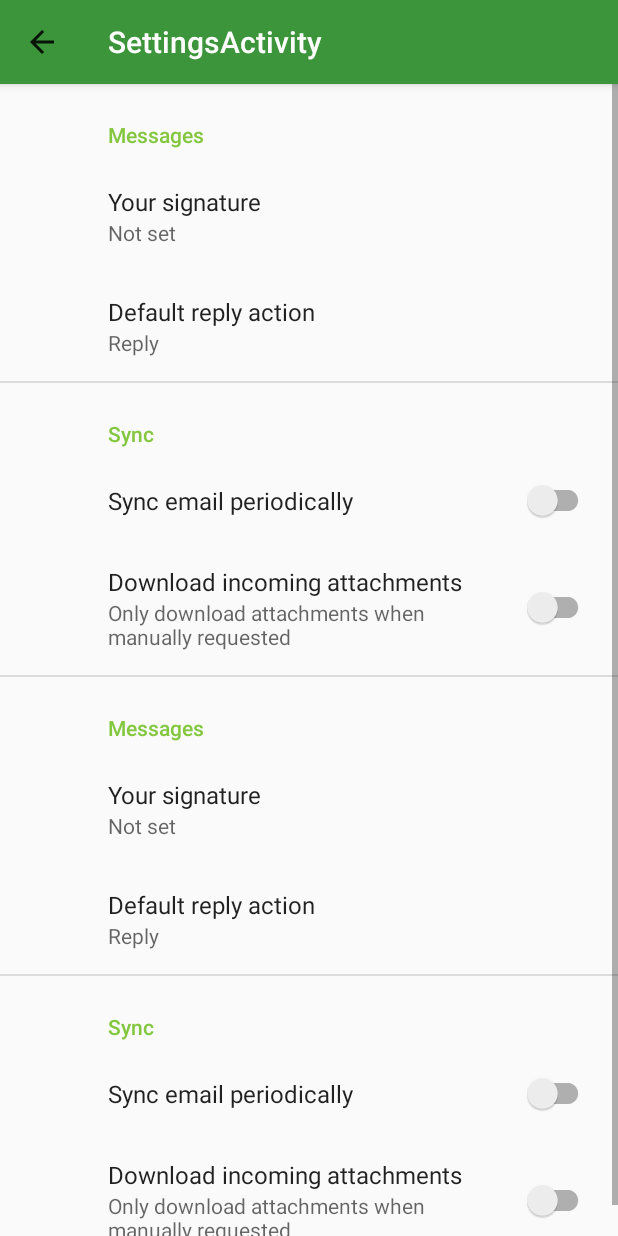
After one commit to sboyard/ShopList, an Android app: the SettingsActivity screen opened directly, with no data from a screen before it, on a phone screen of 412 x 824 dp. The commit adds this screen. Run offline under Robolectric (Android 15) with nearby library versions, the phone set to English and light mode, and no system bars; our stand-ins replace androidx.preference.

Commit message:
Menu/Settings added

```diff
--- a/app/build.gradle
+++ b/app/build.gradle
@@ -40,6 +40,8 @@ dependencies {
     implementation 'androidx.legacy:legacy-support-v4:1.0.0'
     implementation 'androidx.lifecycle:lifecycle-extensions:2.2.0'
     implementation 'androidx.room:room-runtime:2.2.5'
+    implementation 'androidx.preference:preference:1.1.1'
+    implementation 'com.google.android.material:material:1.1.0'
     testImplementation 'junit:junit:4.12'
     androidTestImplementation 'androidx.test.ext:junit:1.1.2'
     androidTestImplementation 'androidx.test.espresso:espresso-core:3.3.0'
--- a/app/src/main/AndroidManifest.xml
+++ b/app/src/main/AndroidManifest.xml
@@ -10,7 +10,9 @@
         android:roundIcon="@mipmap/ic_launcher_round"
         android:supportsRtl="true"
         android:theme="@style/AppTheme">
-
+        <activity
+            android:name=".SettingsActivity"
+            android:label="@string/title_activity_settings"></activity>
         <activity android:name=".views.MainActivity">
             <intent-filter>
                 <action android:name="android.intent.action.MAIN" />
--- /dev/null
+++ b/app/src/main/java/ca/on/conestogac/rsc/shoppinglist/SettingsActivity.java
@@ -0,0 +1,48 @@
+package ca.on.conestogac.rsc.shoppinglist;
+
+import android.os.Bundle;
+import android.view.MenuItem;
+
+import androidx.annotation.NonNull;
+import androidx.appcompat.app.ActionBar;
+import androidx.appcompat.app.AppCompatActivity;
+import androidx.preference.PreferenceFragmentCompat;
+
+public class SettingsActivity extends AppCompatActivity {
+
+    @Override
+    protected void onCreate(Bundle savedInstanceState) {
+        super.onCreate(savedInstanceState);
+        setContentView(R.layout.settings_activity);
+        if (savedInstanceState == null) {
+            getSupportFragmentManager()
+                    .beginTransaction()
+                    .replace(R.id.menu_setting, new SettingsFragment())
+                    .commit();
+        }
+        ActionBar actionBar = getSupportActionBar();
+        if (actionBar != null) {
+            actionBar.setDisplayHomeAsUpEnabled(true);
+        }
+    }
+
+    public static class SettingsFragment extends PreferenceFragmentCompat {
+        @Override
+        public void onCreatePreferences(Bundle savedInstanceState, String rootKey) {
+            setPreferencesFromResource(R.xml.root_preferences, rootKey);
+        }
+    }
+
+    @Override
+    public boolean onOptionsItemSelected(@NonNull MenuItem item) {
+        boolean ret = true;
+        switch (item.getItemId()) {
+            case android.R.id.home:
+                super.onBackPressed();
+                break;
+            default :
+                ret = super.onOptionsItemSelected(item);
+        }
+        return super.onOptionsItemSelected(item);
+    }
+}
--- /dev/null
+++ b/app/src/main/res/layout/settings_activity.xml
@@ -0,0 +1,11 @@
+<LinearLayout xmlns:android="http://schemas.android.com/apk/res/android"
+    android:layout_width="match_parent"
+    android:layout_height="match_parent">
+
+    <FrameLayout
+        android:id="@+id/menu_setting"
+        android:layout_width="match_parent"
+        android:layout_height="match_parent">
+
+    </FrameLayout>
+</LinearLayout>
--- /dev/null
+++ b/app/src/main/res/values/arrays.xml
@@ -0,0 +1,12 @@
+<resources>
+    <!-- Reply Preference -->
+    <string-array name="reply_entries">
+        <item>Reply</item>
+        <item>Reply to all</item>
+    </string-array>
+
+    <string-array name="reply_values">
+        <item>reply</item>
+        <item>reply_all</item>
+    </string-array>
+</resources>
--- a/app/src/main/res/values/strings.xml
+++ b/app/src/main/res/values/strings.xml
@@ -11,4 +11,21 @@
     <string name="done">Done</string>
     <string name="no_shopping_lists_message">You have no shopping lists</string>
     <string name="no_products_message">Add products to this shopping list</string>
+    <!-- Preference Titles -->
+    <string name="messages_header">Messages</string>
+    <string name="sync_header">Sync</string>
+
+    <!-- Messages Preferences -->
+    <string name="signature_title">Your signature</string>
+    <string name="reply_title">Default reply action</string>
+
+    <!-- Sync Preferences -->
+    <string name="sync_title">Sync email periodically</string>
+    <string name="attachment_title">Download incoming attachments</string>
+    <string name="attachment_summary_on">Automatically download attachments for incoming emails
+    </string>
+    <string name="attachment_summary_off">Only download attachments when manually requested</string>
+    <string name="title_activity_settings">SettingsActivity</string>
+    <string name="settings">Settings</string>
+    <string name="statistics">Statistics</string>
 </resources>
--- /dev/null
+++ b/app/src/main/res/xml/root_preferences.xml
@@ -0,0 +1,65 @@
+<PreferenceScreen xmlns:app="http://schemas.android.com/apk/res-auto">
+
+    <PreferenceCategory app:title="@string/messages_header">
+
+        <EditTextPreference
+            app:key="signature"
+            app:title="@string/signature_title"
+            app:useSimpleSummaryProvider="true" />
+
+        <ListPreference
+            app:defaultValue="reply"
+            app:entries="@array/reply_entries"
+            app:entryValues="@array/reply_values"
+            app:key="reply"
+            app:title="@string/reply_title"
+            app:useSimpleSummaryProvider="true" />
+
+    </PreferenceCategory>
+
+    <PreferenceCategory app:title="@string/sync_header">
+
+        <SwitchPreferenceCompat
+            app:key="sync"
+            app:title="@string/sync_title" />
+
+        <SwitchPreferenceCompat
+            app:dependency="sync"
+            app:key="attachment"
+            app:summaryOff="@string/attachment_summary_off"
+            app:summaryOn="@string/attachment_summary_on"
+            app:title="@string/attachment_title" />
+
+    </PreferenceCategory>
+    <PreferenceCategory app:title="@string/messages_header">
+
+        <EditTextPreference
+            app:key="signature"
+            app:title="@string/signature_title"
+            app:useSimpleSummaryProvider="true" />
+
+        <ListPreference
+            app:defaultValue="reply"
+            app:entries="@array/reply_entries"
+            app:entryValues="@array/reply_values"
+            app:key="reply"
+            app:title="@string/reply_title"
+            app:useSimpleSummaryProvider="true" />
+
+    </PreferenceCategory>
+    <PreferenceCategory app:title="@string/sync_header">
+
+        <SwitchPreferenceCompat
+            app:key="sync"
+            app:title="@string/sync_title" />
+
+        <SwitchPreferenceCompat
+            app:dependency="sync"
+            app:key="attachment"
+            app:summaryOff="@string/attachment_summary_off"
+            app:summaryOn="@string/attachment_summary_on"
+            app:title="@string/attachment_title" />
+
+    </PreferenceCategory>
+
+</PreferenceScreen>
```
Also changed, not shown: app/src/main/java/ca/on/conestogac/rsc/shoppinglist/views/MainActivity.java (+27 -0 lines), app/src/main/java/ca/on/conestogac/rsc/shoppinglist/views/SettingsFragment.java (added, +15 -0 lines), app/src/main/res/drawable/ic_add_circle_24px.xml (added, +9 -0 lines), app/src/main/res/menu/menu_setting.xml (added, +10 -0 lines).
